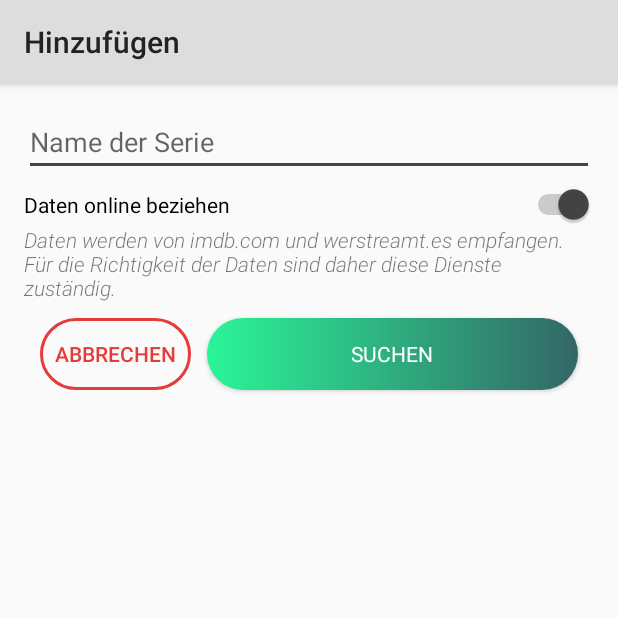
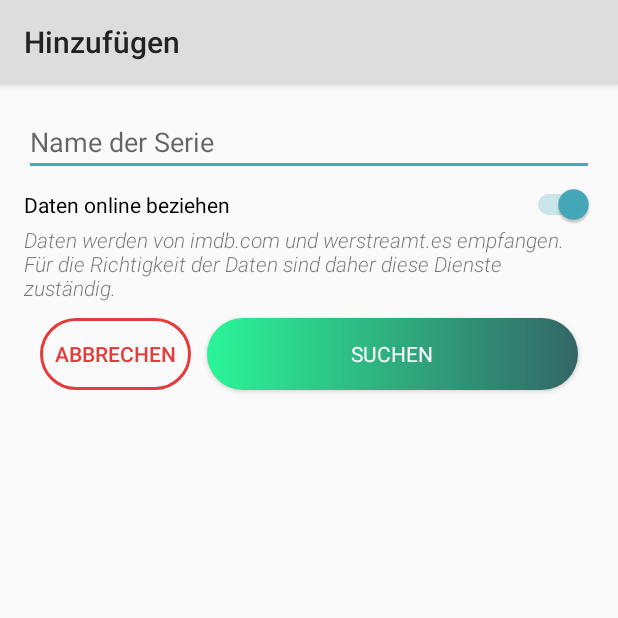
Before and after one commit to CaptainN3ro/EAE, an Android app: the HinzufuegenActivity screen opened directly, with no data from a screen before it, on a phone screen of 412 x 824 dp, the top half of it. Run offline under Robolectric (Android 15) with nearby library versions, the phone set to English and light mode, and no system bars.

```diff
--- a/app/src/main/res/values/styles.xml
+++ b/app/src/main/res/values/styles.xml
@@ -4,7 +4,7 @@
         <!-- Customize your theme here. -->
         <item name="colorPrimary">#DDDDDD</item>
         <item name="colorPrimaryDark">#444444</item>
-        <item name="colorAccent">#444444</item>
+        <item name="colorAccent">#4ab</item>
 
 
     </style>
```
